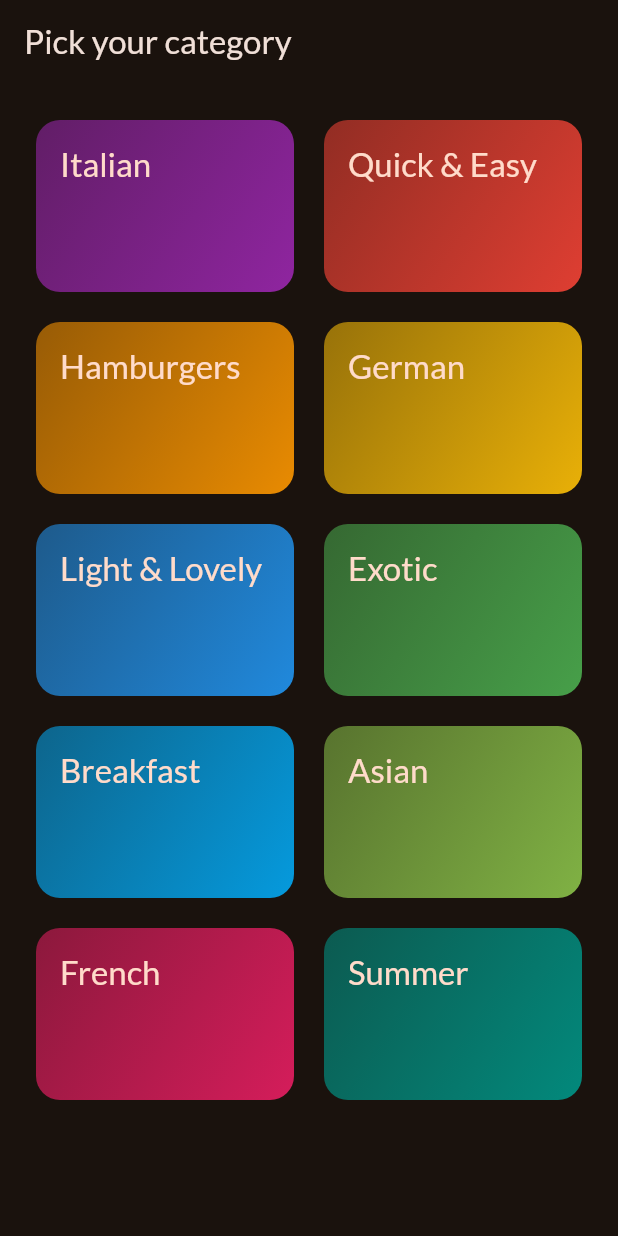
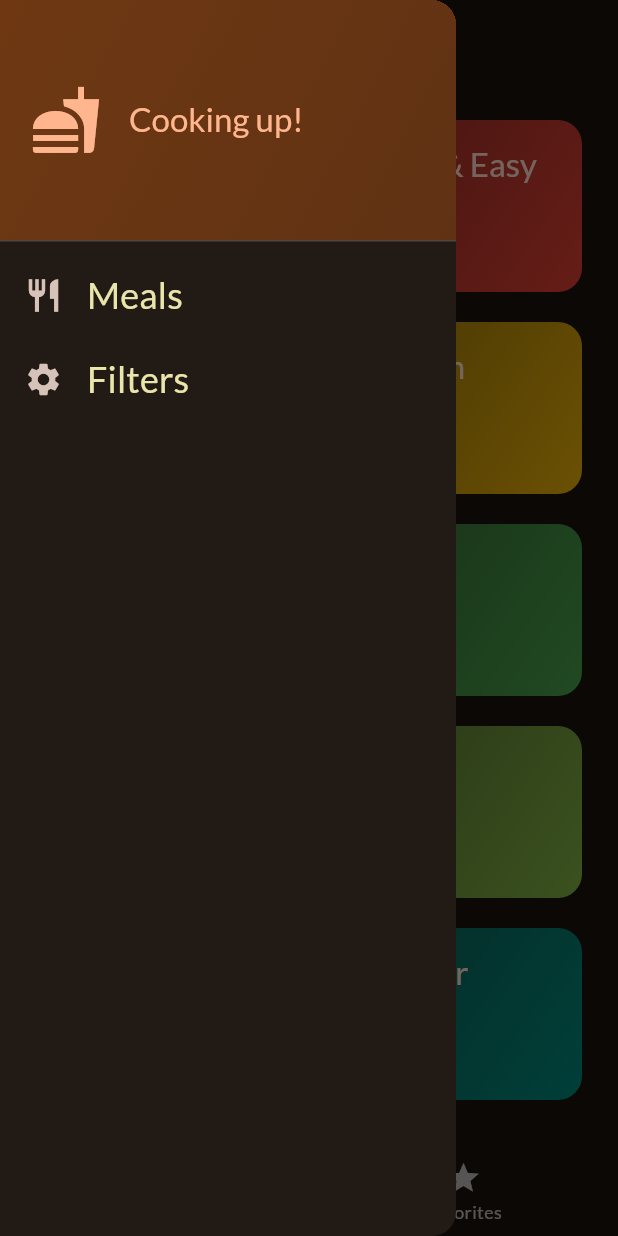
Before and after one commit to Mpumelelo9802/Meals-App-with-Flutter, a Flutter app: the screen it shows after launch, with the side drawer open (before the commit the screen has no drawer), on a phone screen of 412 x 824 dp. Run offline on Flutter 3.47's test engine with Material 3 defaults, Android fonts, the phone set to English and light mode, and no system bars; our stand-ins replace google_fonts, transparent_image.

Commit message:
Your commit message

```diff
--- a/lib/main.dart
+++ b/lib/main.dart
@@ -2,7 +2,8 @@ import 'package:flutter/material.dart';
 
 import 'package:google_fonts/google_fonts.dart';
 
-import 'package:meals_app/screens/categories.dart';
+//import 'package:meals_app/screens/categories.dart';
+import 'package:meals_app/screens/tabs.dart';
 
 
 final theme = ThemeData(
@@ -24,8 +25,9 @@ class App extends StatelessWidget {
   @override
   Widget build(BuildContext context) {
     return MaterialApp(
+      debugShowCheckedModeBanner: false,
       theme: theme,
-      home: const CategoriesScreen(),
+      home: const TabsScreen(),
     );
   }
 }
--- a/lib/screens/categories.dart
+++ b/lib/screens/categories.dart
@@ -2,12 +2,15 @@ import 'package:flutter/material.dart';
 import 'package:meals_app/data/dummy_data.dart';
 import 'package:meals_app/models/category.dart';
 import 'package:meals_app/screens/meals.dart';
+import 'package:meals_app/models/meal.dart';
 //import 'package:meals_app/screens/meals.dart';
 import 'package:meals_app/widgets/category_grid_item.dart';
 //import 'package:meals_app/main.dart';
 
 class CategoriesScreen extends StatelessWidget {
-  const CategoriesScreen({super.key});
+  const CategoriesScreen({super.key, required this.onToggleFavorite});
+
+  final void Function(Meal meal) onToggleFavorite;
 
   void _selectCategory(BuildContext context, Category category) {
     final filteredMeals = dummyMeals
@@ -21,6 +24,7 @@ class CategoriesScreen extends StatelessWidget {
         builder: (ctx) => MealsScreen(
           title: category.title,
           meals: filteredMeals,
+          onToggleFavorite: onToggleFavorite,
         ),
       ),
     );
@@ -28,11 +32,7 @@ class CategoriesScreen extends StatelessWidget {
 
   @override
   Widget build(BuildContext context) {
-    return Scaffold(
-      appBar: AppBar(
-        title: const Text('Pick your category'),
-      ),
-      body: GridView(
+    return GridView(
       padding: const EdgeInsets.all(24),
       gridDelegate: const SliverGridDelegateWithFixedCrossAxisCount(
           crossAxisCount: 2,
@@ -48,7 +48,6 @@ class CategoriesScreen extends StatelessWidget {
             },
           )
       ],
-      ),
     );
   }
 }
--- /dev/null
+++ b/lib/screens/tabs.dart
@@ -0,0 +1,83 @@
+import 'package:flutter/material.dart';
+import 'package:meals_app/screens/categories.dart';
+import 'package:meals_app/screens/meals.dart';
+import 'package:meals_app/models/meal.dart';
+import 'package:meals_app/widgets/main_drawer.dart';
+
+class TabsScreen extends StatefulWidget {
+  const TabsScreen({super.key});
+
+  @override
+  State<TabsScreen> createState() {
+    return _TabsScreenState();
+  }
+}
+
+class _TabsScreenState extends State<TabsScreen> {
+  int _selectedPageIndex = 0;
+  final List<Meal> _favoriteMeals = [];
+
+  void _showInfoMessage(String message) {
+    ScaffoldMessenger.of(context).clearSnackBars();
+    ScaffoldMessenger.of(context).showSnackBar(
+      SnackBar(
+        content: Text(message),
+      ),
+    );
+  }
+
+  void _toggleMealFavouriteStatus(Meal meal) {
+    final isExisting = _favoriteMeals.contains(meal);
+
+    if (isExisting) {
+      setState(() {
+        _favoriteMeals.remove(meal);
+      });
+      _showInfoMessage('Meal is no longer a favorite.');
+    } else {
+      setState(() {
+        _favoriteMeals.add(meal);
+      });
+      _showInfoMessage('Marked as a favorite.');
+    }
+  }
+
+  void _selectPage(int index) {
+    setState(() {
+      _selectedPageIndex = index;
+    });
+  }
+
+  @override
+  Widget build(BuildContext context) {
+    Widget activePage = CategoriesScreen(
+      onToggleFavorite: _toggleMealFavouriteStatus,
+    );
+    var activePageTitle = 'Categories';
+
+    if (_selectedPageIndex == 1) {
+      activePage = MealsScreen(
+        meals: _favoriteMeals,
+        onToggleFavorite: _toggleMealFavouriteStatus,
+      );
+      activePageTitle = 'Your Favorites';
+    }
+
+    return Scaffold(
+      appBar: AppBar(
+        title: Text(activePageTitle),
+      ),
+      drawer: const MainDrawer(),
+      body: activePage,
+      bottomNavigationBar: BottomNavigationBar(
+        onTap: _selectPage,
+        currentIndex: _selectedPageIndex,
+        items: const [
+          BottomNavigationBarItem(
+              icon: Icon(Icons.set_meal), label: 'Categories'),
+          BottomNavigationBarItem(icon: Icon(Icons.star), label: 'Favorites'),
+        ],
+      ),
+    );
+  }
+}
--- /dev/null
+++ b/lib/widgets/main_drawer.dart
@@ -0,0 +1,78 @@
+import 'package:flutter/material.dart';
+
+class MainDrawer extends StatelessWidget {
+  const MainDrawer({super.key});
+
+  @override
+  Widget build(BuildContext context) {
+    return Drawer(
+      child: Column(
+        children: [
+          DrawerHeader(
+            padding: const EdgeInsets.all(20),
+            decoration: BoxDecoration(
+              gradient: LinearGradient(
+                colors: [
+                  Theme.of(context).colorScheme.primaryContainer,
+                  Theme.of(context)
+                      .colorScheme
+                      .primaryContainer
+                      .withOpacity(0.8)
+                ],
+                begin: Alignment.topLeft,
+                end: Alignment.bottomRight,
+              ),
+            ),
+            child: Row(
+              children: [
+                Icon(
+                  Icons.fastfood,
+                  size: 48,
+                  color: Theme.of(context).colorScheme.primary,
+                ),
+                const SizedBox(width: 18),
+                Text(
+                  'Cooking up!',
+                  style: Theme.of(context)
+                      .textTheme
+                      .titleLarge!
+                      .copyWith(color: Theme.of(context).colorScheme.primary),
+                ),
+              ],
+            ),
+          ),
+          ListTile(
+            leading: Icon(
+              Icons.restaurant,
+              size: 26,
+              color: Theme.of(context).colorScheme.onSurfaceVariant,
+            ),
+            title: Text(
+              'Meals',
+              style: Theme.of(context).textTheme.titleSmall!.copyWith(
+                    color: Theme.of(context).colorScheme.onTertiaryContainer,
+                    fontSize: 24,
+                  ),
+            ),
+            onTap: () {},
+          ),
+          ListTile(
+            leading: Icon(
+              Icons.settings,
+              size: 26,
+              color: Theme.of(context).colorScheme.onSurfaceVariant,
+            ),
+            title: Text(
+              'Filters',
+              style: Theme.of(context).textTheme.titleSmall!.copyWith(
+                    color: Theme.of(context).colorScheme.onTertiaryContainer,
+                    fontSize: 24,
+                  ),
+            ),
+            onTap: () {},
+          ),
+        ],
+      ),
+    );
+  }
+}
```
Also changed, not shown: lib/screens/meal_details.dart (added, +74 -0 lines), lib/screens/meals.dart (+30 -4 lines), lib/widgets/meal_item.dart (+42 -14 lines), lib/widgets/meal_item_trait.dart (added, +26 -0 lines). Lines whose indentation alone changed are shown as unchanged.
